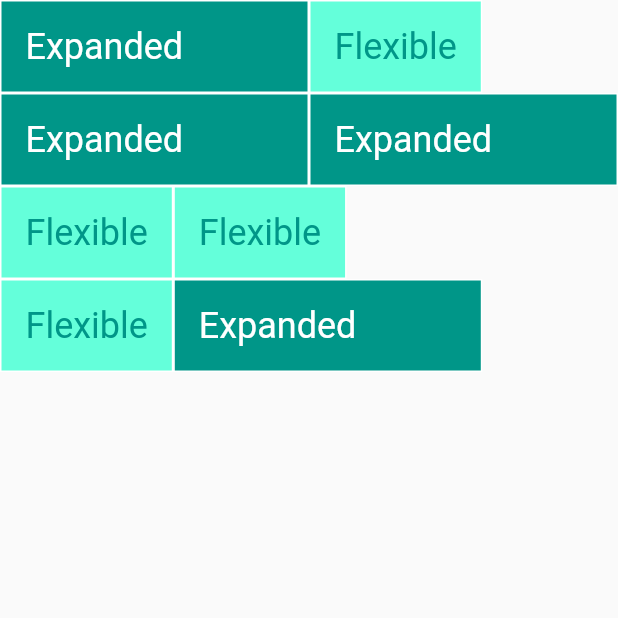
After one commit to noanlearn/idcd-flutter-beginner, a Flutter app: the ExpandedFlexiblePage screen opened directly, on a phone screen of 412 x 824 dp, the top half of it. The commit adds this screen. Run offline on Flutter 3.47's test engine with Material 2 defaults, Android fonts, the light colour scheme and no system bars.

Commit message:
until Responsive Layout

```diff
--- /dev/null
+++ b/lib/expanded_flexible.dart
@@ -0,0 +1,135 @@
+import 'package:flutter/material.dart';
+
+class Rainbow extends StatelessWidget {
+  const Rainbow({Key? key}) : super(key: key);
+
+  @override
+  Widget build(BuildContext context) {
+    return Column(
+      children: [
+        Expanded(
+          child: Container(
+            color: Colors.red,
+          )
+        ),
+        Expanded(
+          child: Container(
+            color: Colors.orange,
+          )
+        ),
+        Expanded(
+          child: Container(
+            color: Colors.yellow,
+          )
+        ),
+        Expanded(
+          flex: 2,
+          child: Container(
+            color: Colors.green,
+          )
+        ),
+        Expanded(
+          child: Container(
+            color: Colors.blue,
+          )
+        ),
+        Expanded(
+          child: Container(
+            color: Colors.indigo,
+          )
+        ),
+        Expanded(
+          child: Container(
+            color: Colors.purple,
+          )
+        ),
+      ],
+    );
+  }
+}
+
+class ExpandedFlexiblePage extends StatelessWidget {
+  const ExpandedFlexiblePage({Key? key}) : super(key: key);
+
+  @override
+  Widget build(BuildContext context) {
+    return Scaffold(
+      body: SafeArea(
+        child: Column(
+          children: [
+            Row(
+              children: const [
+                ExpandedWidget(),
+                FlexibleWidget()
+              ],
+            ),
+            Row(
+              children: const [
+                ExpandedWidget(),
+                ExpandedWidget()
+              ],
+            ),
+            Row(
+              children: const [
+                FlexibleWidget(),
+                FlexibleWidget()
+              ],
+            ),
+            Row(
+              children: const [
+                FlexibleWidget(),
+                ExpandedWidget()
+              ],
+            )
+          ],
+        )
+        ),
+    );
+  }
+}
+
+class ExpandedWidget extends StatelessWidget {
+  const ExpandedWidget({Key? key}) : super(key: key);
+
+  @override
+  Widget build(BuildContext context) {
+    return Expanded(
+      child: Container(
+        decoration: BoxDecoration(
+          color: Colors.teal,
+          border: Border.all(color: Colors.white)
+        ),
+        child: const Padding(
+          padding: EdgeInsets.all(16),
+          child: Text(
+            'Expanded',
+            style: TextStyle(
+              color: Colors.white,
+              fontSize: 24
+            ))),
+      ));
+  }
+}
+
+class FlexibleWidget extends StatelessWidget {
+  const FlexibleWidget({Key? key}) : super(key: key);
+
+  @override
+  Widget build(BuildContext context) {
+    return Flexible(
+      child: Container(
+        decoration: BoxDecoration(
+          color: Colors.tealAccent,
+          border: Border.all(color: Colors.white)
+        ),
+        child: const Padding(
+          padding: EdgeInsets.all(16),
+          child: Text(
+            'Flexible',
+            style: TextStyle(
+              color: Colors.teal,
+              fontSize: 24
+            ),),),
+      ));
+  }
+}
```
Also changed, not shown: lib/main.dart (+47 -11 lines), lib/navigation.dart (added, +30 -0 lines), lib/responsive_layout.dart (added, +121 -0 lines), lib/scrolling_screen.dart (added, +65 -0 lines).
